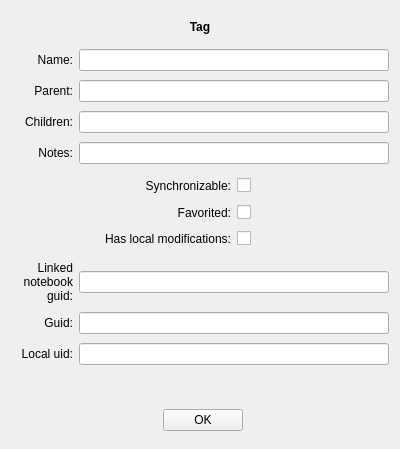
This is src/widgets/TagModelItemInfoWidget.ui in d1vanov/quentier as Qt 5 draws it before an edit. The edited form follows.
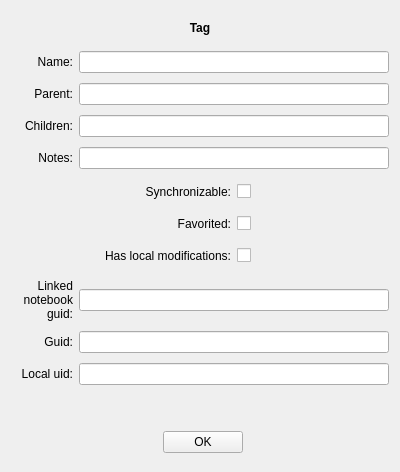
This is the edited form.

Commit message: Minor sizing correction for TagModelItemInfoWidget

Diff of the .ui file:
```diff
--- a/src/widgets/TagModelItemInfoWidget.ui
+++ b/src/widgets/TagModelItemInfoWidget.ui
@@ -7,7 +7,7 @@
     <x>0</x>
     <y>0</y>
     <width>400</width>
-    <height>449</height>
+    <height>472</height>
    </rect>
   </property>
   <property name="windowTitle">
@@ -219,6 +219,12 @@
      </item>
      <item row="1" column="0">
       <widget class="QLabel" name="favoritedLabel">
+       <property name="minimumSize">
+        <size>
+         <width>0</width>
+         <height>26</height>
+        </size>
+       </property>
        <property name="text">
         <string>Favorited:</string>
        </property>
```
